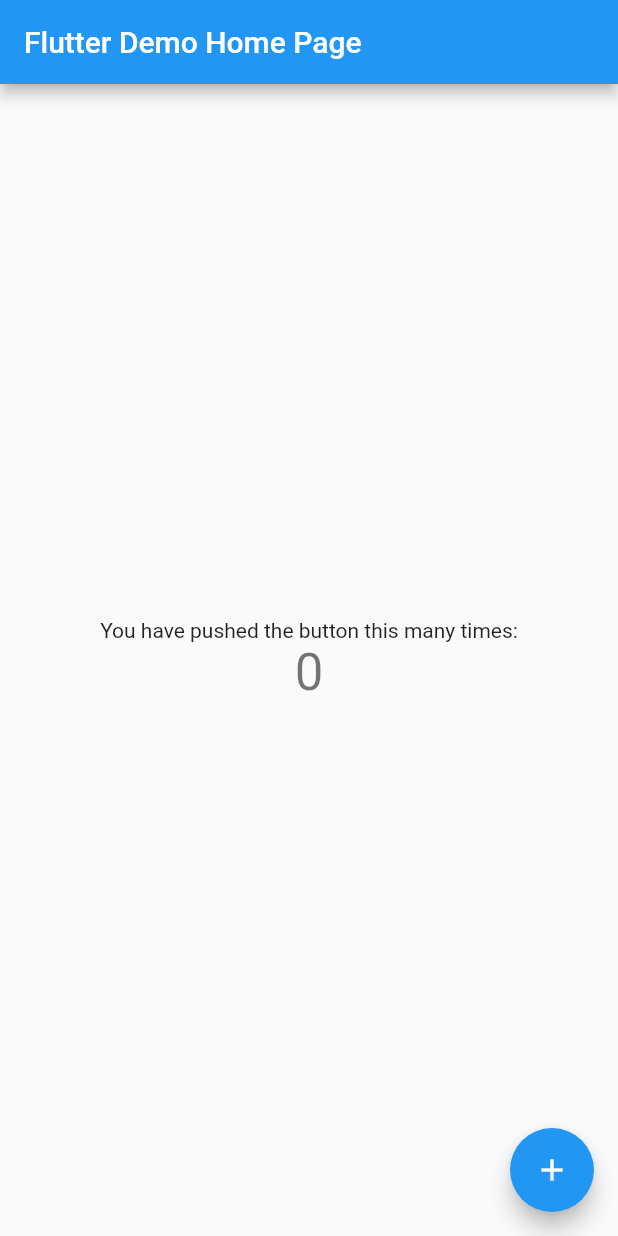
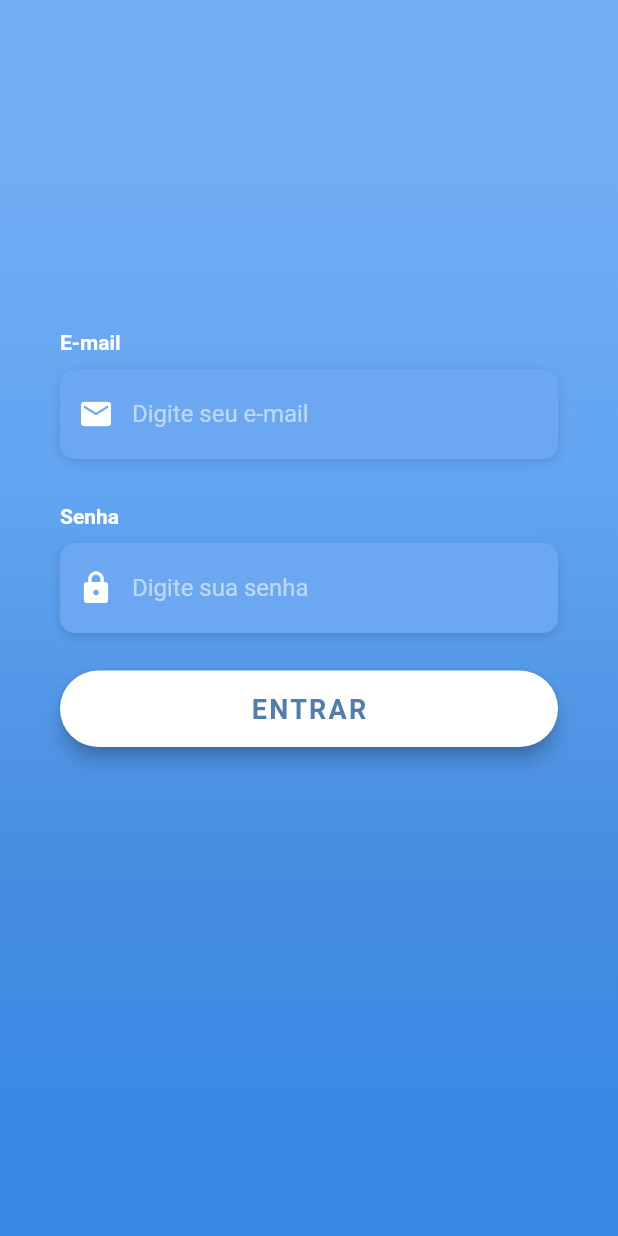
Before and after one commit to vitordullens/EAsync, a Flutter app: the screen it shows after launch, on a phone screen of 412 x 824 dp. Run offline on Flutter 3.47's test engine with Material 2 defaults, Android fonts, the phone set to English and light mode, and no system bars; Roboto replaces fonts that are missing (OpenSans).

Commit message:
Create a login page and save the data

```diff
--- a/lib/main.dart
+++ b/lib/main.dart
@@ -1,117 +1,16 @@
 import 'package:flutter/material.dart';
+import 'package:easync_ihc/screens/login_screen.dart';
 
-void main() {
-  runApp(MyApp());
-}
+void main() => runApp(MyApp());
 
 class MyApp extends StatelessWidget {
   // This widget is the root of your application.
   @override
   Widget build(BuildContext context) {
     return MaterialApp(
-      title: 'Flutter Demo',
-      theme: ThemeData(
-        // This is the theme of your application.
-        //
-        // Try running your application with "flutter run". You'll see the
-        // application has a blue toolbar. Then, without quitting the app, try
-        // changing the primarySwatch below to Colors.green and then invoke
-        // "hot reload" (press "r" in the console where you ran "flutter run",
-        // or simply save your changes to "hot reload" in a Flutter IDE).
-        // Notice that the counter didn't reset back to zero; the application
-        // is not restarted.
-        primarySwatch: Colors.blue,
-        // This makes the visual density adapt to the platform that you run
-        // the app on. For desktop platforms, the controls will be smaller and
-        // closer together (more dense) than on mobile platforms.
-        visualDensity: VisualDensity.adaptivePlatformDensity,
-      ),
-      home: MyHomePage(title: 'Flutter Demo Home Page'),
+      title: 'EAsync',
+      debugShowCheckedModeBanner: false,
+      home: LoginScreen(),
     );
   }
 }
-
-class MyHomePage extends StatefulWidget {
-  MyHomePage({Key key, this.title}) : super(key: key);
-
-  // This widget is the home page of your application. It is stateful, meaning
-  // that it has a State object (defined below) that contains fields that affect
-  // how it looks.
-
-  // This class is the configuration for the state. It holds the values (in this
-  // case the title) provided by the parent (in this case the App widget) and
-  // used by the build method of the State. Fields in a Widget subclass are
-  // always marked "final".
-
-  final String title;
-
-  @override
-  _MyHomePageState createState() => _MyHomePageState();
-}
-
-class _MyHomePageState extends State<MyHomePage> {
-  int _counter = 0;
-
-  void _incrementCounter() {
-    setState(() {
-      // This call to setState tells the Flutter framework that something has
-      // changed in this State, which causes it to rerun the build method below
-      // so that the display can reflect the updated values. If we changed
-      // _counter without calling setState(), then the build method would not be
-      // called again, and so nothing would appear to happen.
-      _counter++;
-    });
-  }
-
-  @override
-  Widget build(BuildContext context) {
-    // This method is rerun every time setState is called, for instance as done
-    // by the _incrementCounter method above.
-    //
-    // The Flutter framework has been optimized to make rerunning build methods
-    // fast, so that you can just rebuild anything that needs updating rather
-    // than having to individually change instances of widgets.
-    return Scaffold(
-      appBar: AppBar(
-        // Here we take the value from the MyHomePage object that was created by
-        // the App.build method, and use it to set our appbar title.
-        title: Text(widget.title),
-      ),
-      body: Center(
-        // Center is a layout widget. It takes a single child and positions it
-        // in the middle of the parent.
-        child: Column(
-          // Column is also a layout widget. It takes a list of children and
-          // arranges them vertically. By default, it sizes itself to fit its
-          // children horizontally, and tries to be as tall as its parent.
-          //
-          // Invoke "debug painting" (press "p" in the console, choose the
-          // "Toggle Debug Paint" action from the Flutter Inspector in Android
-          // Studio, or the "Toggle Debug Paint" command in Visual Studio Code)
-          // to see the wireframe for each widget.
-          //
-          // Column has various properties to control how it sizes itself and
-          // how it positions its children. Here we use mainAxisAlignment to
-          // center the children vertically; the main axis here is the vertical
-          // axis because Columns are vertical (the cross axis would be
-          // horizontal).
-          mainAxisAlignment: MainAxisAlignment.center,
-          children: <Widget>[
-            Text(
-              'You have pushed the button this many times:',
-            ),
-            Text(
-              '$_counter',
-              style: Theme.of(context).textTheme.headline4,
-            ),
-          ],
-        ),
-      ),
-      floatingActionButton: FloatingActionButton(
-        onPressed: _incrementCounter,
-        tooltip: 'Increment',
-        child: Icon(Icons.add),
-      ), // This trailing comma makes auto-formatting nicer for build methods.
-    );
-  }
-}
--- /dev/null
+++ b/lib/screens/login_screen.dart
@@ -0,0 +1,191 @@
+import 'package:flutter/material.dart';
+import 'package:flutter/services.dart';
+import 'package:easync_ihc/utilities/constants.dart';
+
+class LoginScreen extends StatefulWidget {
+  @override
+  _LoginScreenState createState() => _LoginScreenState();
+}
+
+class _LoginScreenState extends State<LoginScreen> {
+  final formKey = GlobalKey<FormState>();
+
+  String _email;
+  String _password;
+
+  bool validateAndSave() {
+    final form = formKey.currentState;
+    if (form.validate()) {
+      form.save();
+      print("Form is valid. Email: $_email, password: $_password");
+      return true;
+    } else {
+      print('Form is invalid');
+      return false;
+    }
+  }
+
+  void validateAndSubmit() {
+    if (validateAndSave()) {}
+  }
+
+  Widget _buildEmailTF() {
+    return Column(
+      crossAxisAlignment: CrossAxisAlignment.start,
+      children: <Widget>[
+        Text(
+          'E-mail',
+          style: kLabelStyle,
+        ),
+        SizedBox(height: 10.0),
+        Container(
+          alignment: Alignment.centerLeft,
+          decoration: kBoxDecorationStyle,
+          height: 60.0,
+          child: TextFormField(
+            onSaved: (value) => _email = value,
+            validator: (value) =>
+                value.isEmpty ? 'E-mail não pode ser vazio' : null,
+            keyboardType: TextInputType.emailAddress,
+            style: TextStyle(
+              color: Colors.white,
+              fontFamily: 'OpenSans',
+            ),
+            decoration: InputDecoration(
+              border: InputBorder.none,
+              contentPadding: EdgeInsets.only(top: 14.0),
+              prefixIcon: Icon(
+                Icons.email,
+                color: Colors.white,
+              ),
+              hintText: 'Digite seu e-mail',
+              hintStyle: kHintTextStyle,
+            ),
+          ),
+        ),
+      ],
+    );
+  }
+
+  Widget _buildPasswordTF() {
+    return Column(
+      crossAxisAlignment: CrossAxisAlignment.start,
+      children: <Widget>[
+        Text(
+          'Senha',
+          style: kLabelStyle,
+        ),
+        SizedBox(height: 10.0),
+        Container(
+          alignment: Alignment.centerLeft,
+          decoration: kBoxDecorationStyle,
+          height: 60.0,
+          child: TextFormField(
+            obscureText: true,
+            onSaved: (value) => _password = value,
+            validator: (value) =>
+                value.isEmpty ? 'Senha não pode ser vazia' : null,
+            style: TextStyle(
+              color: Colors.white,
+              fontFamily: 'OpenSans',
+            ),
+            decoration: InputDecoration(
+              border: InputBorder.none,
+              contentPadding: EdgeInsets.only(top: 14.0),
+              prefixIcon: Icon(
+                Icons.lock,
+                color: Colors.white,
+              ),
+              hintText: 'Digite sua senha',
+              hintStyle: kHintTextStyle,
+            ),
+          ),
+        ),
+      ],
+    );
+  }
+
+  Widget _buildLoginBtn() {
+    return Container(
+      padding: EdgeInsets.symmetric(vertical: 25.0),
+      width: double.infinity,
+      child: RaisedButton(
+        elevation: 5.0,
+        onPressed: validateAndSave,
+        padding: EdgeInsets.all(15.0),
+        shape: RoundedRectangleBorder(
+          borderRadius: BorderRadius.circular(30.0),
+        ),
+        color: Colors.white,
+        child: Text(
+          'ENTRAR',
+          style: TextStyle(
+            color: Color(0xFF527DAA),
+            letterSpacing: 1.5,
+            fontSize: 18.0,
+            fontWeight: FontWeight.bold,
+            fontFamily: 'OpenSans',
+          ),
+        ),
+      ),
+    );
+  }
+
+  @override
+  Widget build(BuildContext context) {
+    return Scaffold(
+      body: AnnotatedRegion<SystemUiOverlayStyle>(
+        value: SystemUiOverlayStyle.light,
+        child: GestureDetector(
+          onTap: () => FocusScope.of(context).unfocus(),
+          child: Stack(
+            children: <Widget>[
+              Container(
+                height: double.infinity,
+                width: double.infinity,
+                decoration: BoxDecoration(
+                  gradient: LinearGradient(
+                    begin: Alignment.topCenter,
+                    end: Alignment.bottomCenter,
+                    colors: [
+                      Color(0xFF73AEF5),
+                      Color(0xFF61A4F1),
+                      Color(0xFF478DE0),
+                      Color(0xFF398AE5),
+                    ],
+                    stops: [0.1, 0.4, 0.7, 0.9],
+                  ),
+                ),
+              ),
+              Container(
+                height: double.infinity,
+                child: SingleChildScrollView(
+                  physics: AlwaysScrollableScrollPhysics(),
+                  padding: EdgeInsets.symmetric(
+                    horizontal: 40.0,
+                    vertical: 120.0,
+                  ),
+                  child: Form(
+                    key: formKey,
+                    child: Column(
+                      mainAxisAlignment: MainAxisAlignment.center,
+                      children: <Widget>[
+                        SizedBox(height: 100.0),
+                        _buildEmailTF(),
+                        SizedBox(
+                          height: 30.0,
+                        ),
+                        _buildPasswordTF(),
+                        _buildLoginBtn(),
+                      ],
+                    ),
+                  ),
+                ),
+              )
+            ],
+          ),
+        ),
+      ),
+    );
+  }
+}
--- /dev/null
+++ b/lib/utilities/constants.dart
@@ -0,0 +1,24 @@
+import 'package:flutter/material.dart';
+
+final kHintTextStyle = TextStyle(
+  color: Colors.white54,
+  fontFamily: 'OpenSans',
+);
+
+final kLabelStyle = TextStyle(
+  color: Colors.white,
+  fontWeight: FontWeight.bold,
+  fontFamily: 'OpenSans',
+);
+
+final kBoxDecorationStyle = BoxDecoration(
+  color: Color(0xFF6CA8F1),
+  borderRadius: BorderRadius.circular(10.0),
+  boxShadow: [
+    BoxShadow(
+      color: Colors.black12,
+      blurRadius: 6.0,
+      offset: Offset(0, 2),
+    ),
+  ],
+);
--- a/pubspec.yaml
+++ b/pubspec.yaml
@@ -46,7 +46,7 @@ flutter:
 
   # To add assets to your application, add an assets section, like this:
   # assets:
-  #   - images/a_dot_burr.jpeg
+  #    - assets/login.json
   #   - images/a_dot_ham.jpeg
 
   # An image asset can refer to one or more resolution-specific "variants", see
```
Also changed, not shown: lib/screens/root_page.dart (added), 1 other file.
